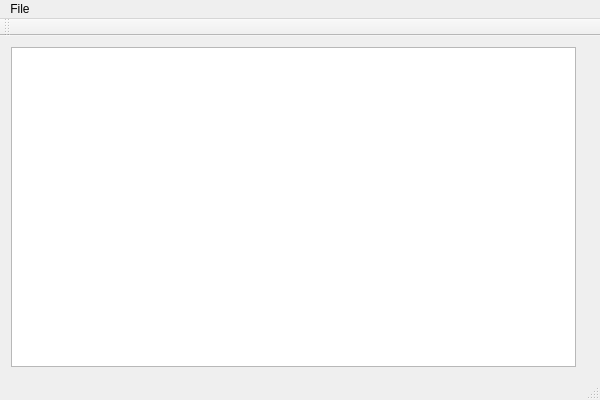
Before: the Qt Designer form mainwindow.ui in rizzlesauce/image-manipulator, drawn with Qt 5.
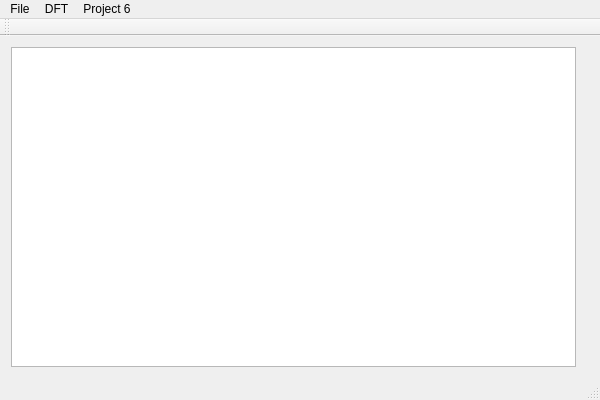
After: the same form once the commit is applied.

```diff
--- a/mainwindow.ui
+++ b/mainwindow.ui
@@ -63,7 +63,30 @@
     <addaction name="separator"/>
     <addaction name="actionQuit"/>
    </widget>
+   <widget class="QMenu" name="menuDFT">
+    <property name="title">
+     <string>DFT</string>
+    </property>
+    <widget class="QMenu" name="menuPart_A">
+     <property name="title">
+      <string>Part A</string>
+     </property>
+     <addaction name="actionSine_wave"/>
+     <addaction name="actionCosine_wave"/>
+     <addaction name="actionSummed_sine_cosine"/>
+     <addaction name="actionSignal_from_file"/>
+    </widget>
+    <addaction name="menuPart_A"/>
+   </widget>
+   <widget class="QMenu" name="menuProject_6">
+    <property name="title">
+     <string>Project 6</string>
+    </property>
+    <addaction name="actionGenerate_sinusoid_image"/>
+   </widget>
    <addaction name="menuHi_Buddy"/>
+   <addaction name="menuDFT"/>
+   <addaction name="menuProject_6"/>
   </widget>
   <action name="actionOpen">
    <property name="text">
```
Left out of the diff: 25 changed lines with no effect on the pictures.
